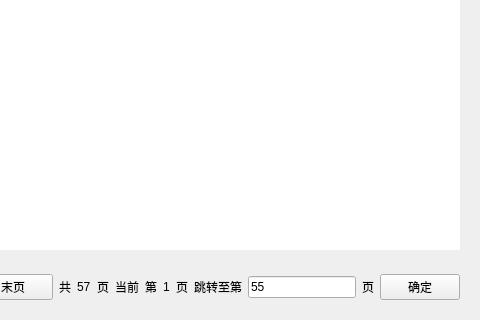
Qt form MDS_DevelopWork/src/UserPlugins/ReportTablePlugin/FaultMsgPage.ui (fucked777/znsd) before a commit; both pictures show x 640 to 1120 and y 379 to 699 of the 1120 by 699 pixel window.
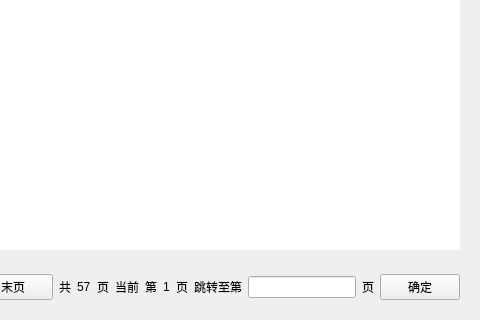
The same form after that commit.

Patch:
```diff
--- a/MDS_DevelopWork/src/UserPlugins/ReportTablePlugin/FaultMsgPage.ui
+++ b/MDS_DevelopWork/src/UserPlugins/ReportTablePlugin/FaultMsgPage.ui
@@ -451,7 +451,7 @@
            </sizepolicy>
           </property>
           <property name="text">
-           <string>55</string>
+           <string/>
           </property>
          </widget>
         </item>
```
